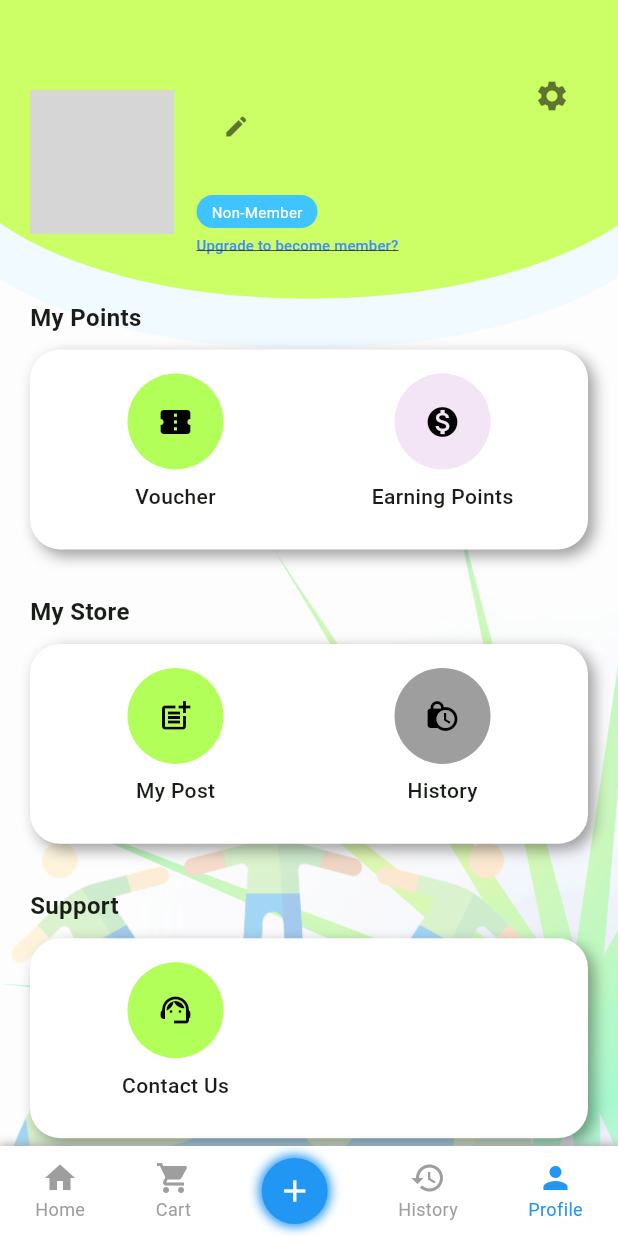
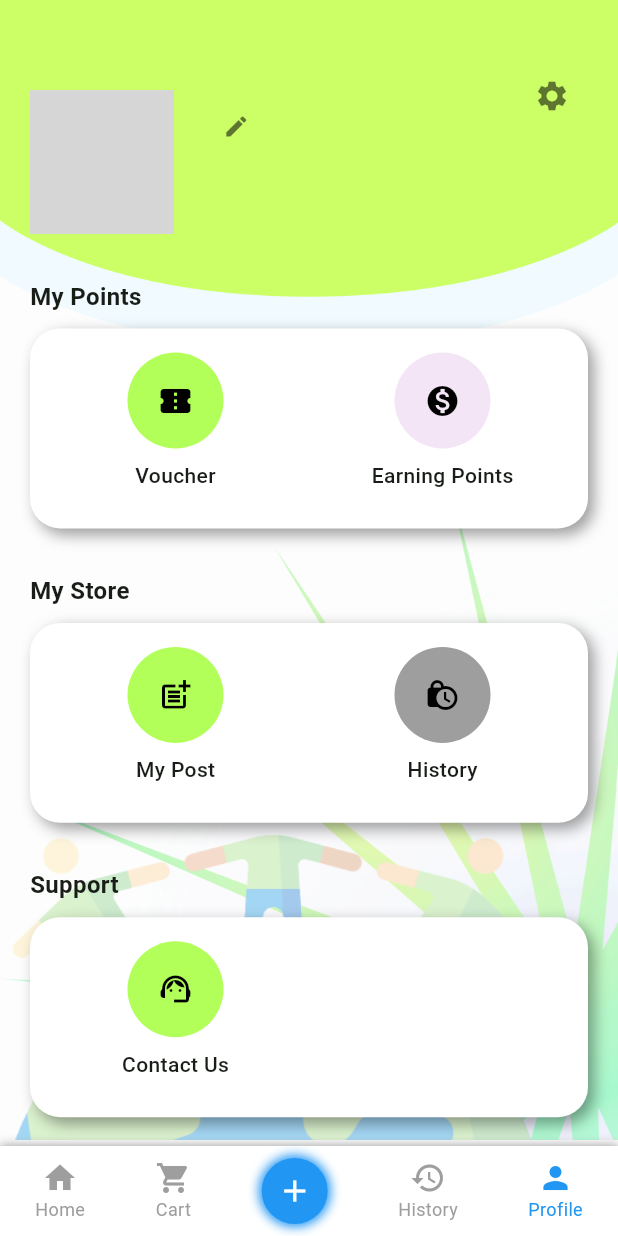
Before and after one commit to siewleeon/EarthShare, a Flutter app: the screen it shows after launch, on a phone screen of 412 x 824 dp. Run offline on Flutter 3.47's test engine with Material 3 defaults, Android fonts, the phone set to English and light mode, and no system bars; our stand-ins replace cloud_firestore, firebase_auth, firebase_core, firebase_storage, image_picker, shared_preferences and 1 more; accounts and stored records are empty; network calls fail; project files that could hold a hidden picture were left out; grey boxes are pictures that could not be loaded.

Commit message:
improved profile layout

```diff
--- a/lib/profile.dart
+++ b/lib/profile.dart
@@ -18,7 +18,6 @@ class _ProfilePageState extends State<ProfilePage> {
   String phone = '';
   String email = '';
   String address = '';
-  bool isMember = false;
   String avatarUrl = '';
   String sampleAvatarUrl =
       'https://cdn-icons-png.flaticon.com/512/3135/3135715.png';
@@ -74,7 +73,6 @@ class _ProfilePageState extends State<ProfilePage> {
         phone = data['phone'] ?? '';
         email = data['email'] ?? '';
         address = data['address'] ?? '';
-        isMember = data['member_Status'] ?? false;
         avatarUrl = data['profile_Picture'] ?? '';
       });
     }
@@ -153,7 +151,7 @@ class _ProfilePageState extends State<ProfilePage> {
                             child: Text(
                               username,
                               style: const TextStyle(
-                                fontSize: 20,
+                                fontSize: 25,
                                 fontWeight: FontWeight.bold,
                                 color: Colors.black,
                               ),
@@ -172,41 +170,11 @@ class _ProfilePageState extends State<ProfilePage> {
 
                       Text(
                         userId,
-                        style: const TextStyle(fontSize: 10, color: Colors.blue),
+                        style: const TextStyle(fontSize: 15, color: Colors.grey),
                       ),
 
-                      const SizedBox(height: 4),
-                      Container(
-                        padding: const EdgeInsets.symmetric(horizontal: 10, vertical: 4),
-                        decoration: BoxDecoration(
-                          color: Colors.lightBlueAccent,
-                          borderRadius: BorderRadius.circular(12),
-                        ),
-                        child: const Text(
-                          'Non-Member',
-                          style: TextStyle(color: Colors.white, fontSize: 10),
-                        ),
-                      ),
 
-                      const SizedBox(height: 4),
-                      TextButton(
-                        onPressed: () {
-                          // go to upgrade page
-                        },
-                        style: TextButton.styleFrom(
-                          padding: EdgeInsets.zero,
-                          minimumSize: const Size(0, 0),
-                          tapTargetSize: MaterialTapTargetSize.shrinkWrap,
-                        ),
-                        child: const Text(
-                          'Upgrade to become member?',
-                          style: TextStyle(
-                            fontSize: 10,
-                            color: Colors.blueAccent,
-                            decoration: TextDecoration.underline,
-                          ),
-                        ),
-                      ),
+
                     ],
                   ),
                 ),
```
